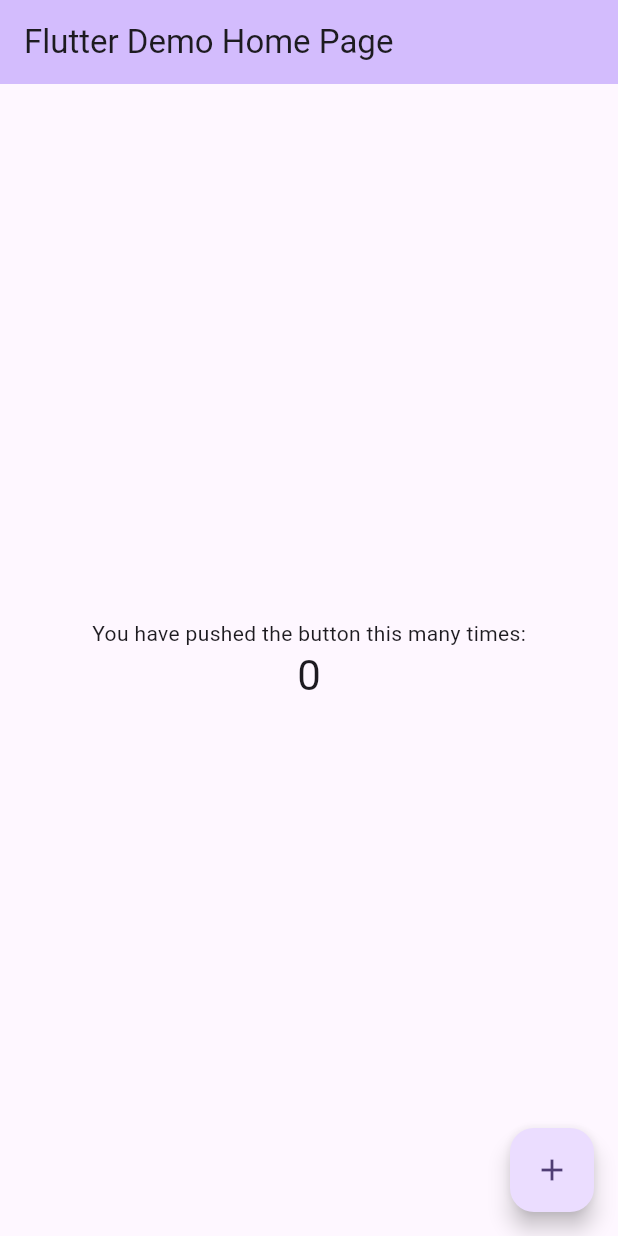
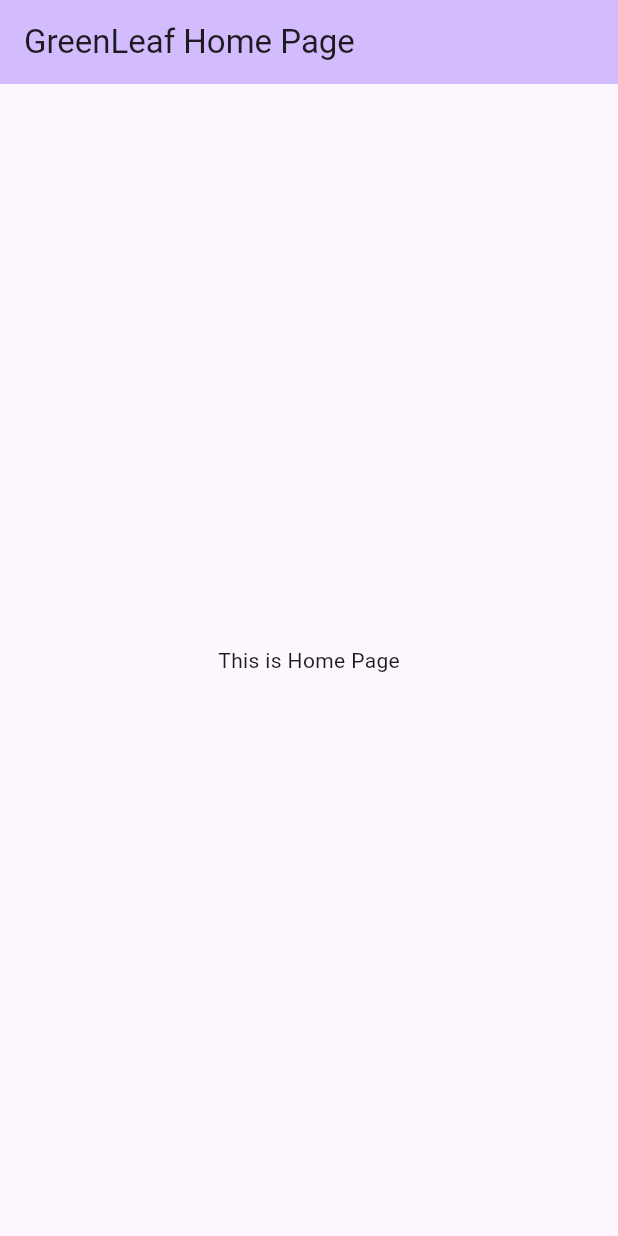
Before and after one commit to fairuztsn/Greenleaf, a Flutter app: the screen it shows after launch, on a phone screen of 412 x 824 dp. Run offline on Flutter 3.47's test engine with Material 3 defaults, Android fonts, the phone set to English and light mode, and no system bars; our stand-ins replace envied, supabase_flutter; accounts and stored records are empty; generated files the repository leaves out were written again.

Commit message:
removing builtin comments

```diff
--- a/lib/main.dart
+++ b/lib/main.dart
@@ -13,48 +13,21 @@
 
 class MyApp extends StatelessWidget {
   const MyApp({super.key});
-
-  // This widget is the root of your application.
   @override
   Widget build(BuildContext context) {
     return MaterialApp(
-      title: 'Flutter Demo',
+      title: 'GreenLeaf',
       theme: ThemeData(
-        // This is the theme of your application.
-        //
-        // TRY THIS: Try running your application with "flutter run". You'll see
-        // the application has a purple toolbar. Then, without quitting the app,
-        // try changing the seedColor in the colorScheme below to Colors.green
-        // and then invoke "hot reload" (save your changes or press the "hot
-        // reload" button in a Flutter-supported IDE, or press "r" if you used
-        // the command line to start the app).
-        //
-        // Notice that the counter didn't reset back to zero; the application
-        // state is not lost during the reload. To reset the state, use hot
-        // restart instead.
-        //
-        // This works for code too, not just values: Most code changes can be
-        // tested with just a hot reload.
         colorScheme: ColorScheme.fromSeed(seedColor: Colors.deepPurple),
         useMaterial3: true,
       ),
-      home: const MyHomePage(title: 'Flutter Demo Home Page'),
+      home: const MyHomePage(title: 'GreenLeaf Home Page'),
     );
   }
 }
 
 class MyHomePage extends StatefulWidget {
   const MyHomePage({super.key, required this.title});
-
-  // This widget is the home page of your application. It is stateful, meaning
-  // that it has a State object (defined below) that contains fields that affect
-  // how it looks.
-
-  // This class is the configuration for the state. It holds the values (in this
-  // case the title) provided by the parent (in this case the App widget) and
-  // used by the build method of the State. Fields in a Widget subclass are
-  // always marked "final".
-
   final String title;
 
   @override
@@ -62,58 +35,16 @@
 }
 
 class _MyHomePageState extends State<MyHomePage> {
-  int _counter = 0;
-
-  void _incrementCounter() {
-    setState(() {
-      // This call to setState tells the Flutter framework that something has
-      // changed in this State, which causes it to rerun the build method below
-      // so that the display can reflect the updated values. If we changed
-      // _counter without calling setState(), then the build method would not be
-      // called again, and so nothing would appear to happen.
-      _counter++;
-    });
-  }
 
   @override
   Widget build(BuildContext context) {
-    // This method is rerun every time setState is called, for instance as done
-    // by the _incrementCounter method above.
-    //
-    // The Flutter framework has been optimized to make rerunning build methods
-    // fast, so that you can just rebuild anything that needs updating rather
-    // than having to individually change instances of widgets.
     return Scaffold(
       appBar: AppBar(
-        // TRY THIS: Try changing the color here to a specific color (to
-        // Colors.amber, perhaps?) and trigger a hot reload to see the AppBar
-        // change color while the other colors stay the same.
         backgroundColor: Theme.of(context).colorScheme.inversePrimary,
-        // Here we take the value from the MyHomePage object that was created by
-        // the App.build method, and use it to set our appbar title.
         title: Text(widget.title),
       ),
-      body: Center(
-        // Center is a layout widget. It takes a single child and positions it
-        // in the middle of the parent.
-        child: Column(
-          mainAxisAlignment: MainAxisAlignment.center,
-          children: <Widget>[
-            const Text(
-              'You have pushed the button this many times:',
-            ),
-            Text(
-              '$_counter',
-              style: Theme.of(context).textTheme.headlineMedium,
-            ),
-          ],
-        ),
-      ),
-      floatingActionButton: FloatingActionButton(
-        onPressed: _incrementCounter,
-        tooltip: 'Increment',
-        child: const Icon(Icons.add),
-      ), // This trailing comma makes auto-formatting nicer for build methods.
+      body: const Center(
+        child: Text("This is Home Page"),)
     );
   }
 }
```
